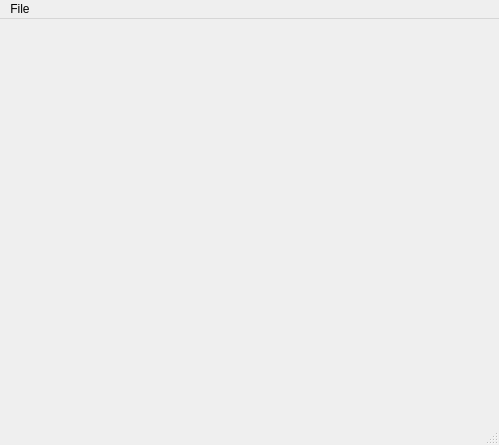
open-moldyn/moldyn, file moldyn/ui/qt/mainwindow.ui: the form before one commit.
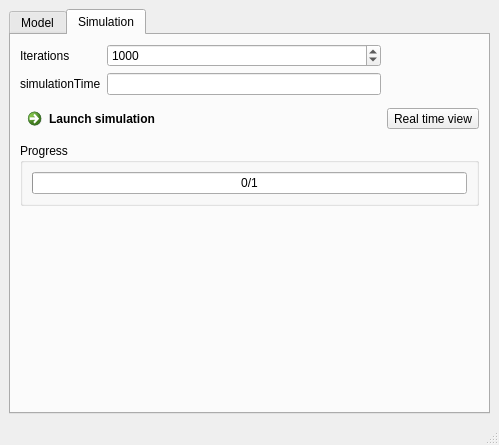
The form after the commit. The open tabs and pages were chosen to show the change.

Commit message: Travail sur l'UI de construction de modèle

The edit to the form file:
```diff
--- a/moldyn/ui/qt/mainwindow.ui
+++ b/moldyn/ui/qt/mainwindow.ui
@@ -13,7 +13,151 @@
   <property name="windowTitle">
    <string notr="true">OpenMoldyn</string>
   </property>
-  <widget class="QWidget" name="centralwidget"/>
+  <widget class="QWidget" name="centralwidget">
+   <layout class="QGridLayout" name="gridLayout">
+    <item row="0" column="0">
+     <widget class="QTabWidget" name="tabWidget">
+      <property name="currentIndex">
+       <number>0</number>
+      </property>
+      <widget class="QWidget" name="tab_model">
+       <attribute name="title">
+        <string>Model</string>
+       </attribute>
+       <layout class="QGridLayout" name="gridLayout_2">
+        <item row="1" column="0" colspan="3">
+         <widget class="QCommandLinkButton" name="gotoSimuBtn">
+          <property name="enabled">
+           <bool>false</bool>
+          </property>
+          <property name="text">
+           <string>Simulation</string>
+          </property>
+         </widget>
+        </item>
+        <item row="0" column="0">
+         <widget class="QToolButton" name="newModelBtn">
+          <property name="text">
+           <string>New</string>
+          </property>
+         </widget>
+        </item>
+        <item row="0" column="1">
+         <widget class="QToolButton" name="loadModelBtn">
+          <property name="text">
+           <string>Load</string>
+          </property>
+         </widget>
+        </item>
+        <item row="2" column="0" colspan="3">
+         <widget class="QGroupBox" name="groupBox">
+          <property name="sizePolicy">
+           <sizepolicy hsizetype="Preferred" vsizetype="Expanding">
+            <horstretch>0</horstretch>
+            <verstretch>0</verstretch>
+           </sizepolicy>
+          </property>
+          <property name="title">
+           <string>Current model</string>
+          </property>
+         </widget>
+        </item>
+       </layout>
+      </widget>
+      <widget class="QWidget" name="tab_simu">
+       <attribute name="title">
+        <string>Simulation</string>
+       </attribute>
+       <layout class="QGridLayout" name="gridLayout_3">
+        <item row="3" column="0">
+         <spacer name="verticalSpacer">
+          <property name="orientation">
+           <enum>Qt::Vertical</enum>
+          </property>
+          <property name="sizeHint" stdset="0">
+           <size>
+            <width>20</width>
+            <height>40</height>
+           </size>
+          </property>
+         </spacer>
+        </item>
+        <item row="1" column="1">
+         <widget class="QToolButton" name="RTViewBtn">
+          <property name="text">
+           <string>Real time view</string>
+          </property>
+         </widget>
+        </item>
+        <item row="2" column="0" colspan="2">
+         <widget class="QGroupBox" name="groupBox_2">
+          <property name="title">
+           <string>Progress</string>
+          </property>
+          <layout class="QGridLayout" name="gridLayout_4">
+           <item row="0" column="0">
+            <widget class="QProgressBar" name="simuProgressBar">
+             <property name="maximum">
+              <number>1</number>
+             </property>
+             <property name="value">
+              <number>0</number>
+             </property>
+             <property name="format">
+              <string>%v/%m</string>
+             </property>
+            </widget>
+           </item>
+          </layout>
+         </widget>
+        </item>
+        <item row="1" column="0">
+         <widget class="QCommandLinkButton" name="simuBtn">
+          <property name="text">
+           <string>Launch simulation</string>
+          </property>
+         </widget>
+        </item>
+        <item row="0" column="0">
+         <layout class="QFormLayout" name="formLayout">
+          <item row="0" column="0">
+           <widget class="QLabel" name="iterationsLabel">
+            <property name="text">
+             <string>Iterations</string>
+            </property>
+           </widget>
+          </item>
+          <item row="0" column="1">
+           <widget class="QSpinBox" name="iterationsSpinBox">
+            <property name="maximum">
+             <number>210000766</number>
+            </property>
+            <property name="singleStep">
+             <number>100</number>
+            </property>
+            <property name="value">
+             <number>1000</number>
+            </property>
+           </widget>
+          </item>
+          <item row="1" column="0">
+           <widget class="QLabel" name="simulationTimeLabel">
+            <property name="text">
+             <string>simulationTime</string>
+            </property>
+           </widget>
+          </item>
+          <item row="1" column="1">
+           <widget class="QLineEdit" name="simulationTimeLineEdit"/>
+          </item>
+         </layout>
+        </item>
+       </layout>
+      </widget>
+     </widget>
+    </item>
+   </layout>
+  </widget>
   <widget class="QMenuBar" name="menubar">
    <property name="geometry">
     <rect>
@@ -23,15 +167,6 @@
      <height>21</height>
     </rect>
    </property>
-   <widget class="QMenu" name="menuFile">
-    <property name="title">
-     <string>File</string>
-    </property>
-    <addaction name="actionNew"/>
-    <addaction name="actionOpen_model"/>
-    <addaction name="actionNew_simulation"/>
-   </widget>
-   <addaction name="menuFile"/>
   </widget>
   <widget class="QStatusBar" name="statusbar"/>
   <action name="actionNew">
```
The commit also changes 4 other files.
